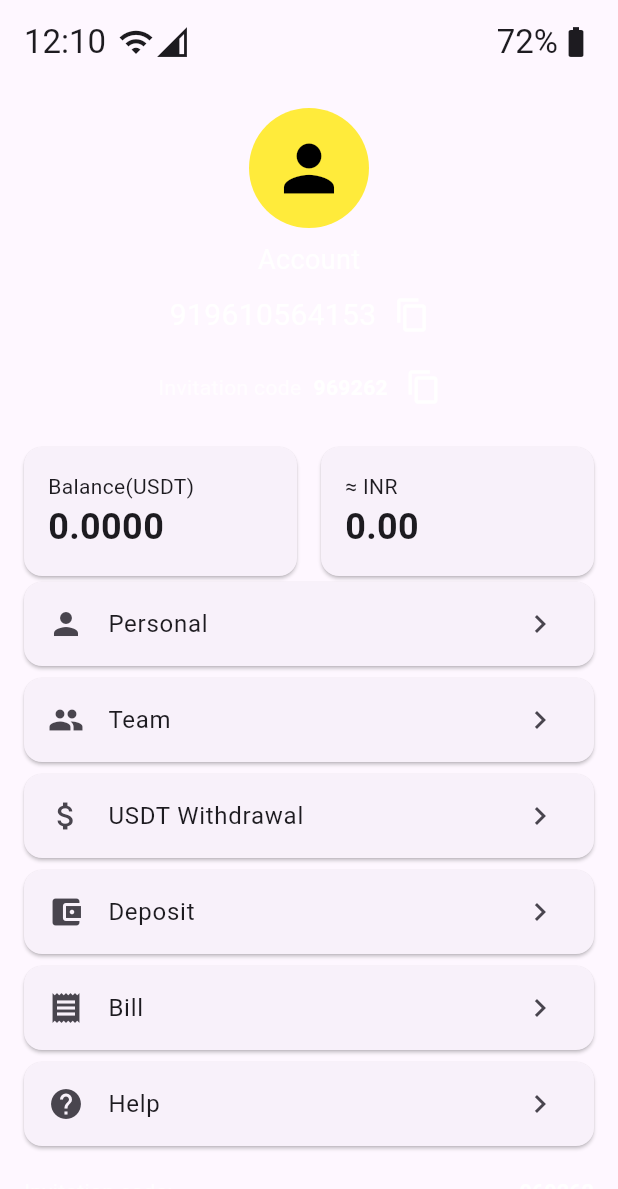
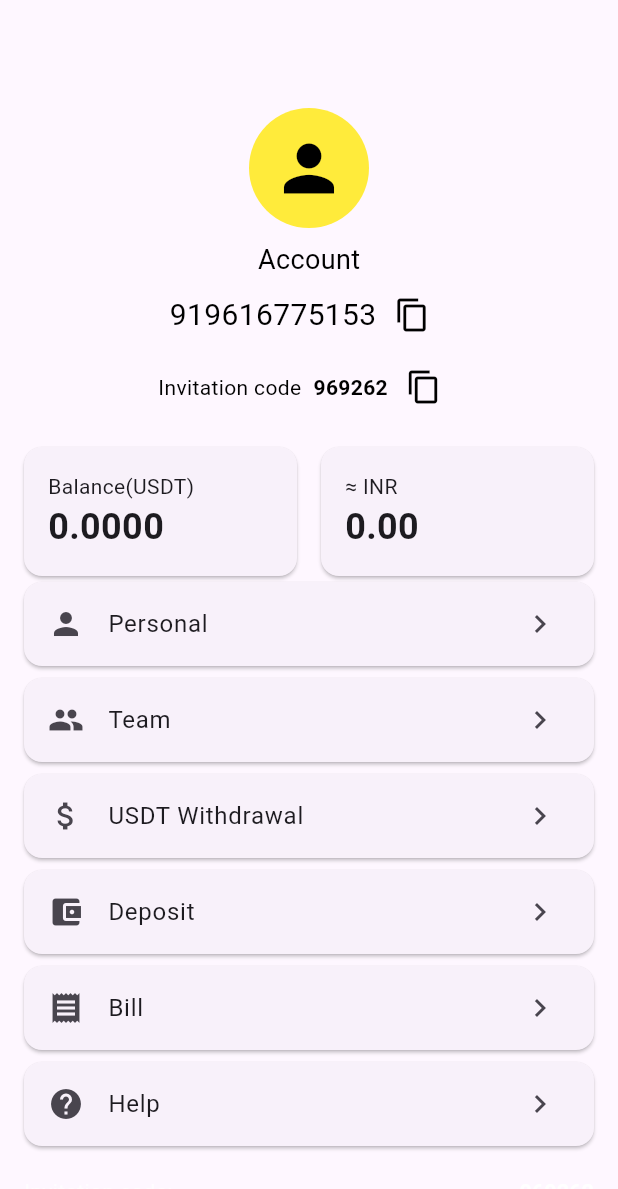
Before and after one commit to ItzSjDude/flutter_app, a Flutter app: the AccountScreen screen opened directly, on a phone screen of 412 x 824 dp. Shown: the top 1189 px of the screen. Run offline on Flutter 3.47's test engine with Material 3 defaults, Android fonts, the phone set to English and light mode, and no system bars.

Commit message:
Added personal information screen and improved acoount screen GUI(changed color of text and removed app bar useless content)

```diff
--- a/lib/main.dart
+++ b/lib/main.dart
@@ -2,6 +2,7 @@ import 'package:flutter/material.dart';
 import "screens/HomeScreen.dart";
 import 'screens/BottomNavBar.dart';
 import 'views/login_screen.dart';
+import 'screens/PersonalInfoScreen.dart';
 
 void main() {
   runApp(const MyApp());
@@ -19,8 +20,9 @@ class MyApp extends StatelessWidget {
         colorScheme: ColorScheme.fromSeed(seedColor: Colors.deepPurple),
         useMaterial3: true,
       ),
-      // home:  BottomNavBar(),
-      home : LoginScreen(),
+      home:  BottomNavBar(),
+      // home: PersonalInfoScreen(),
+      // home : LoginScreen(),
       debugShowCheckedModeBanner: false,
     );
   }
--- a/lib/screens/AccountScreen.dart
+++ b/lib/screens/AccountScreen.dart
@@ -25,17 +25,6 @@ class AccountScreen extends StatelessWidget {
     return AppBar(
       backgroundColor: Colors.transparent,
       elevation: 0,
-      title: Row(
-        children: [
-          Text('12:10'),
-          SizedBox(width: 8),
-          Icon(Icons.wifi),
-          Icon(Icons.network_cell),
-          Spacer(),
-          Text('72%'),
-          Icon(Icons.battery_full),
-        ],
-      ),
     );
   }
 
@@ -50,21 +39,21 @@ class AccountScreen extends StatelessWidget {
             child: Icon(Icons.person, size: 50, color: Colors.black),
           ),
           SizedBox(height: 8),
-          Text('Account', style: TextStyle(color: Colors.white, fontSize: 18)),
+          Text('Account', style: TextStyle(color: Colors.black, fontSize: 18)),
           Row(
             mainAxisAlignment: MainAxisAlignment.center,
             children: [
-              Text('919610564153', style: TextStyle(color: Colors.white, fontSize: 20)),
-              IconButton(icon: Icon(Icons.copy, color: Colors.white), onPressed: () {}),
+              Text('919616775153', style: TextStyle(color: Colors.black, fontSize: 20)),
+              IconButton(icon: Icon(Icons.copy, color: Colors.black), onPressed: () {}),
             ],
           ),
           Row(
             mainAxisAlignment: MainAxisAlignment.center,
             children: [
-              Text('Invitation code', style: TextStyle(color: Colors.white70)),
+              Text('Invitation code', style: TextStyle(color: Colors.black)),
               SizedBox(width: 8),
-              Text('969262', style: TextStyle(color: Colors.white, fontWeight: FontWeight.bold)),
-              IconButton(icon: Icon(Icons.copy, color: Colors.white), onPressed: () {}),
+              Text('969262', style: TextStyle(color: Colors.black, fontWeight: FontWeight.bold)),
+              IconButton(icon: Icon(Icons.copy, color: Colors.black), onPressed: () {}),
             ],
           ),
         ],
```
Also changed, not shown: lib/screens/HomeScreen.dart (+7 -3 lines), lib/screens/PersonalInfoScreen.dart (added, +73 -0 lines).
